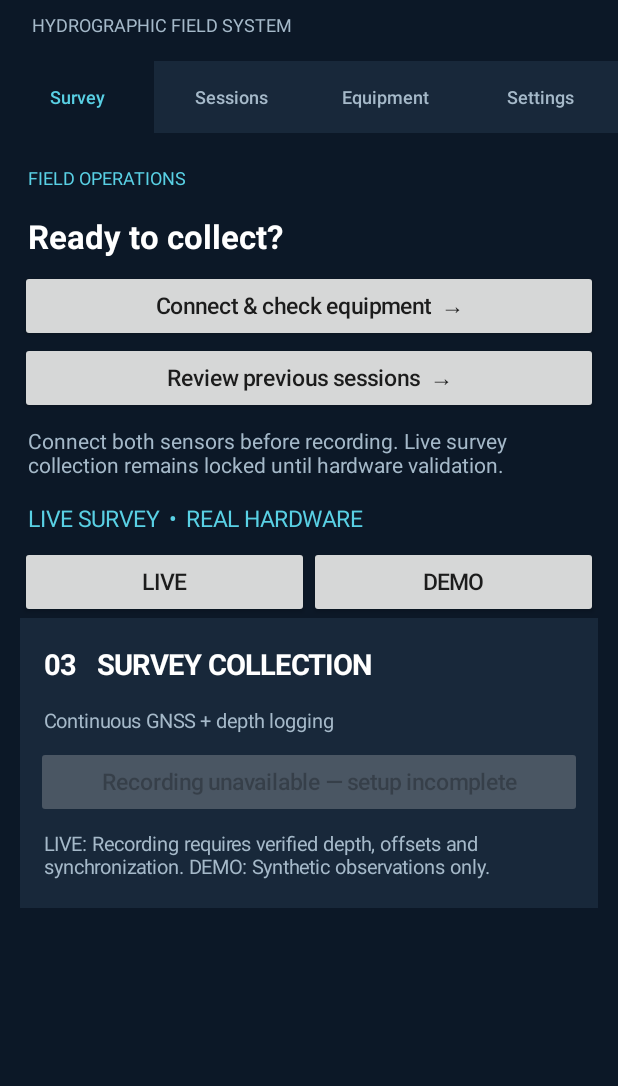
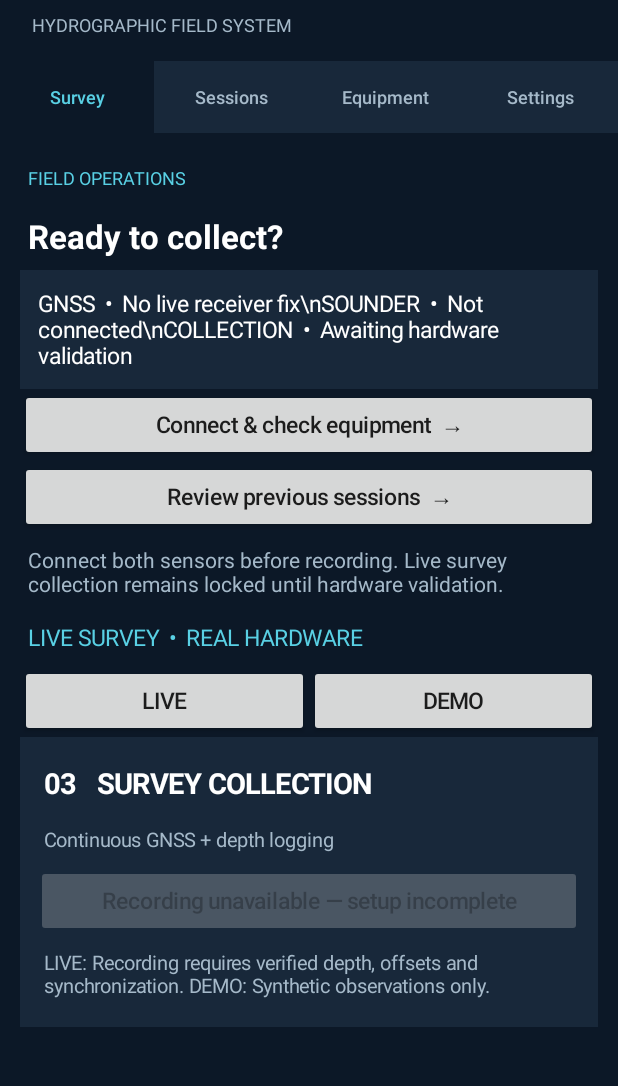
Before and after one commit to fieldlogic-lab/TriDroneUpgrades, an Android app: the screen it shows after launch (MainActivity), on a phone screen of 412 x 824 dp, the part 95-1181 px from its top. Run offline under Robolectric (Android 15) with nearby library versions, the light colour scheme and no system bars; pictures from the network do not load.

Commit message:
Show live sensor readiness summary on Survey home screen

```diff
--- a/app/src/main/java/com/massisolutions/tridrone/MainActivity.kt
+++ b/app/src/main/java/com/massisolutions/tridrone/MainActivity.kt
@@ -143,6 +143,7 @@ class MainActivity : Activity(), LocationListener {
             handler.postDelayed(this, 1000)
         }
     }
+    private lateinit var surveySummary: TextView
     private lateinit var setupStatus: TextView
     private lateinit var setupNext: Button
     private lateinit var setupSounder: LinearLayout
@@ -430,6 +431,10 @@ class MainActivity : Activity(), LocationListener {
         }
         surveyPage.addView(heading("FIELD OPERATIONS", 12f, cyan))
         surveyPage.addView(heading("Ready to collect?", 22f).apply { setTypeface(null, Typeface.BOLD) })
+        surveySummary = heading("GNSS  •  Awaiting receiver\nSOUNDER  •  Not verified", 15f, Color.WHITE)
+        surveySummary.setPadding(18, 18, 18, 18)
+        surveySummary.setBackgroundColor(panel)
+        surveyPage.addView(surveySummary)
         surveyPage.addView(action("Connect & check equipment  →") { selectPage(2) })
         surveyPage.addView(action("Review previous sessions  →") { selectPage(1) })
         surveyPage.addView(heading("Connect both sensors before recording. Live survey collection remains locked until hardware validation.", 14f, muted))
@@ -770,6 +775,19 @@ class MainActivity : Activity(), LocationListener {
             (if (live) "  •  $fixType" else "  •  awaiting live GGA") +
             "\\n" + (gnss.getString("detail", "") ?: "") +
             "\\nGGA: " + gnss.getInt("fixes", 0)
+        if (::surveySummary.isInitialized) {
+            val diagnostic = getSharedPreferences("sounder_diagnostics", MODE_PRIVATE)
+            val depthState = diagnostic.getString("state", "disconnected")
+            surveySummary.text = if (demoMode) {
+                "GNSS  •  " + (if (demoGnss) "Demo connected" else "Connect demo GNSS") +
+                    "\\nSOUNDER  •  " + (if (demoSounder) "Demo connected" else "Connect demo sounder") +
+                    "\\nMODE  •  Synthetic observations only"
+            } else {
+                "GNSS  •  " + (if (live) fixType else "No live receiver fix") +
+                    "\\nSOUNDER  •  " + (if (depthState == "connected") "Diagnostic connection only" else "Not connected") +
+                    "\\nCOLLECTION  •  Awaiting hardware validation"
+            }
+        }
         setupSounder.alpha = if (live) 1f else 0.65f
         if (demoMode) { updateDemoUi() }
         val rt = getSharedPreferences("rtk_status", MODE_PRIVATE)
```
